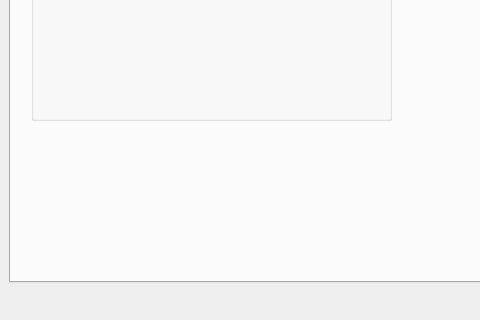
Before: the Qt Designer form Qt-Widgets-Examples/QSS-Example/src/view/ui/MainWindow.ui in STyulenev/Qt-CPP-Examples, drawn with Qt 5; both pictures show x 0 to 480 and y 280 to 600 of the 800 by 600 pixel window.
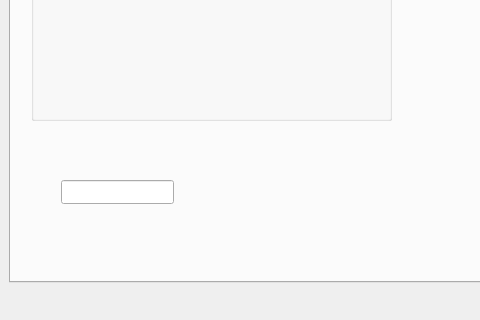
After: the same form once the commit is applied. Icons and pictures are not drawn.

Commit message: Added style for QLineEdit

The edit to the form file:
```diff
--- a/Qt-Widgets-Examples/QSS-Example/src/view/ui/MainWindow.ui
+++ b/Qt-Widgets-Examples/QSS-Example/src/view/ui/MainWindow.ui
@@ -213,6 +213,19 @@
          </property>
         </widget>
        </widget>
+       <widget class="QLineEdit" name="lineEdit">
+        <property name="geometry">
+         <rect>
+          <x>50</x>
+          <y>380</y>
+          <width>113</width>
+          <height>24</height>
+         </rect>
+        </property>
+        <property name="readOnly">
+         <bool>false</bool>
+        </property>
+       </widget>
       </widget>
      </widget>
     </item>
```
The commit also changes 1 other file.
